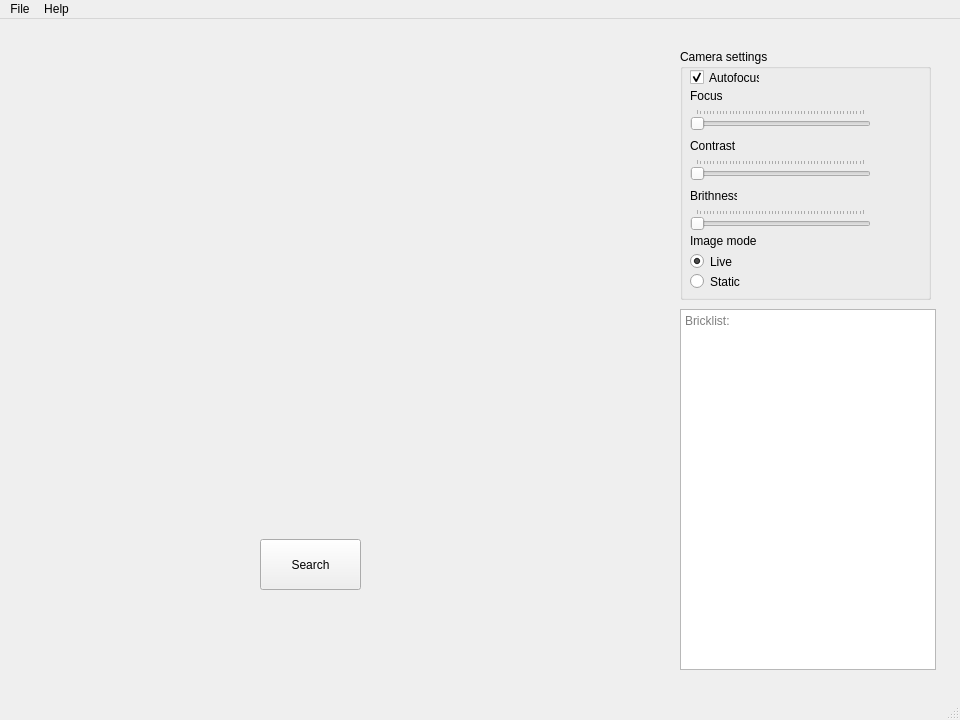
This is uiTest.ui in FakeGamer31/dbv_projekt as Qt 5 draws it before an edit. The edited form follows.
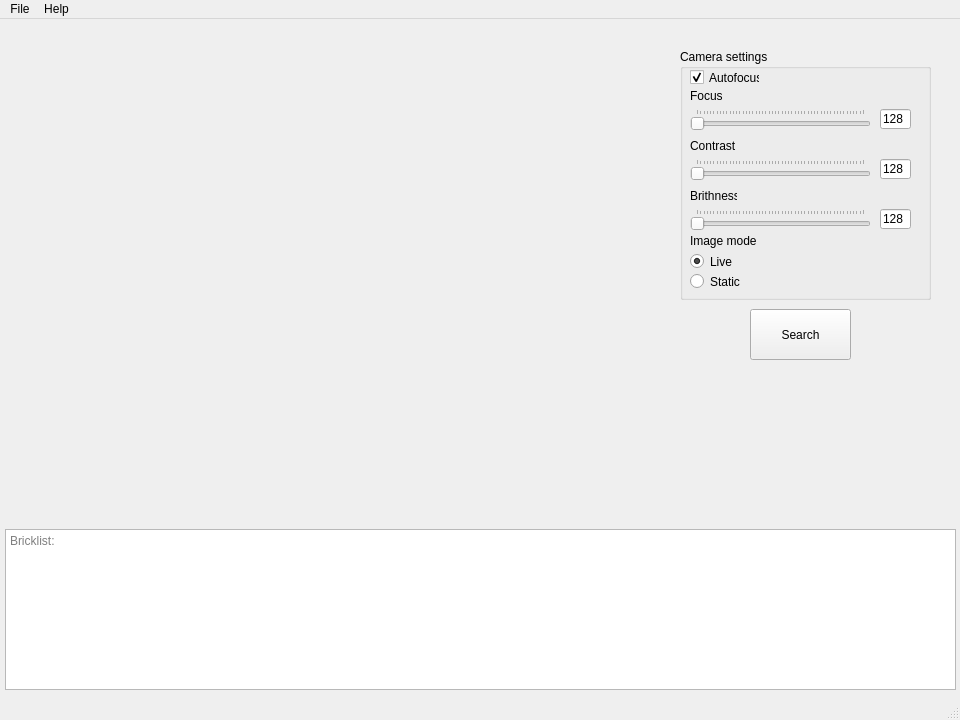
This is the edited form. Icons and pictures are not drawn.

```diff
--- a/uiTest.ui
+++ b/uiTest.ui
@@ -234,6 +234,51 @@
       <enum>QSlider::TicksAbove</enum>
      </property>
     </widget>
+    <widget class="QLineEdit" name="focus_line_edit">
+     <property name="geometry">
+      <rect>
+       <x>200</x>
+       <y>60</y>
+       <width>31</width>
+       <height>20</height>
+      </rect>
+     </property>
+     <property name="text">
+      <string>128</string>
+     </property>
+    </widget>
+    <widget class="QLineEdit" name="contrast_line_edit">
+     <property name="geometry">
+      <rect>
+       <x>200</x>
+       <y>110</y>
+       <width>31</width>
+       <height>20</height>
+      </rect>
+     </property>
+     <property name="text">
+      <string>128</string>
+     </property>
+     <property name="maxLength">
+      <number>255</number>
+     </property>
+    </widget>
+    <widget class="QLineEdit" name="brithness_line_edit">
+     <property name="geometry">
+      <rect>
+       <x>200</x>
+       <y>160</y>
+       <width>31</width>
+       <height>20</height>
+      </rect>
+     </property>
+     <property name="text">
+      <string>128</string>
+     </property>
+     <property name="clearButtonEnabled">
+      <bool>false</bool>
+     </property>
+    </widget>
    </widget>
    <widget class="QDialogButtonBox" name="buttonBox">
     <property name="geometry">
@@ -288,10 +333,10 @@
    <widget class="QTextEdit" name="brick_list_text_area">
     <property name="geometry">
      <rect>
-      <x>680</x>
-      <y>290</y>
-      <width>256</width>
-      <height>361</height>
+      <x>5</x>
+      <y>510</y>
+      <width>951</width>
+      <height>161</height>
      </rect>
     </property>
     <property name="readOnly">
@@ -307,8 +352,8 @@
    <widget class="QPushButton" name="search_button">
     <property name="geometry">
      <rect>
-      <x>260</x>
-      <y>520</y>
+      <x>750</x>
+      <y>290</y>
       <width>101</width>
       <height>51</height>
      </rect>
```
